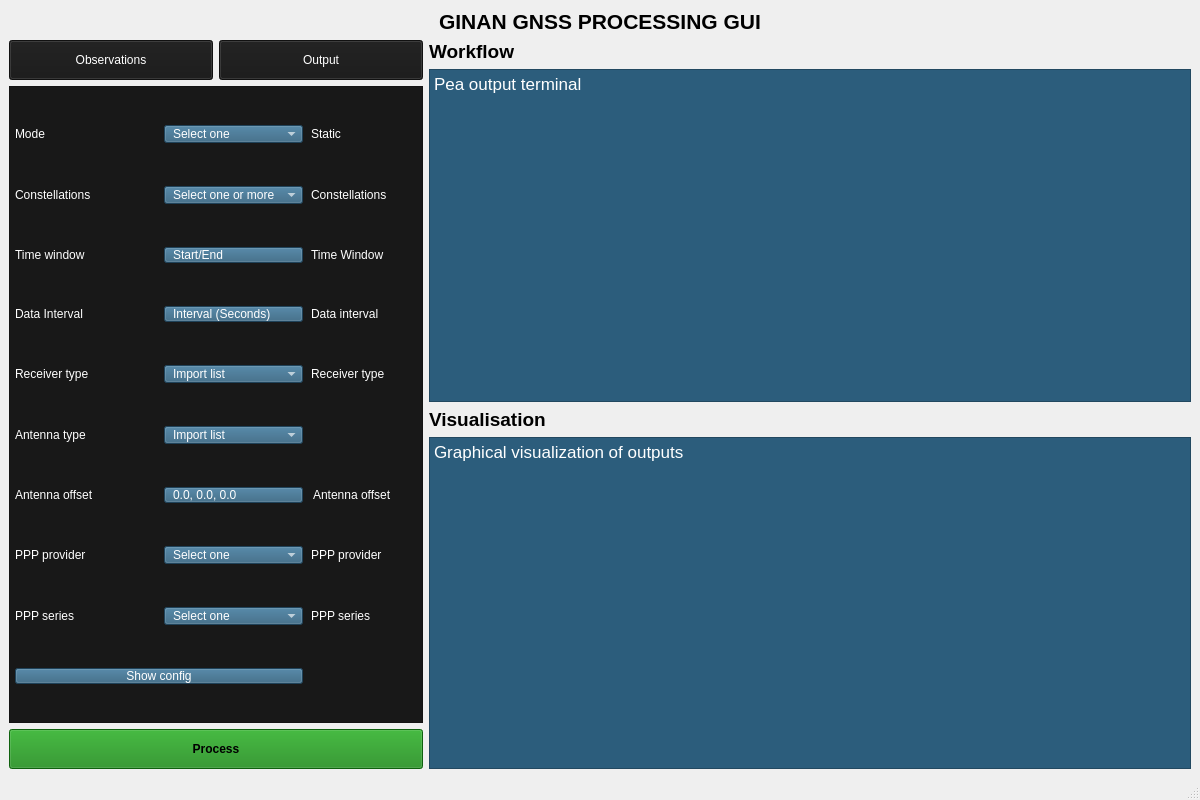
Old version of the form app/views/main_window.ui in the repository nocookie2/Ginan-UI.
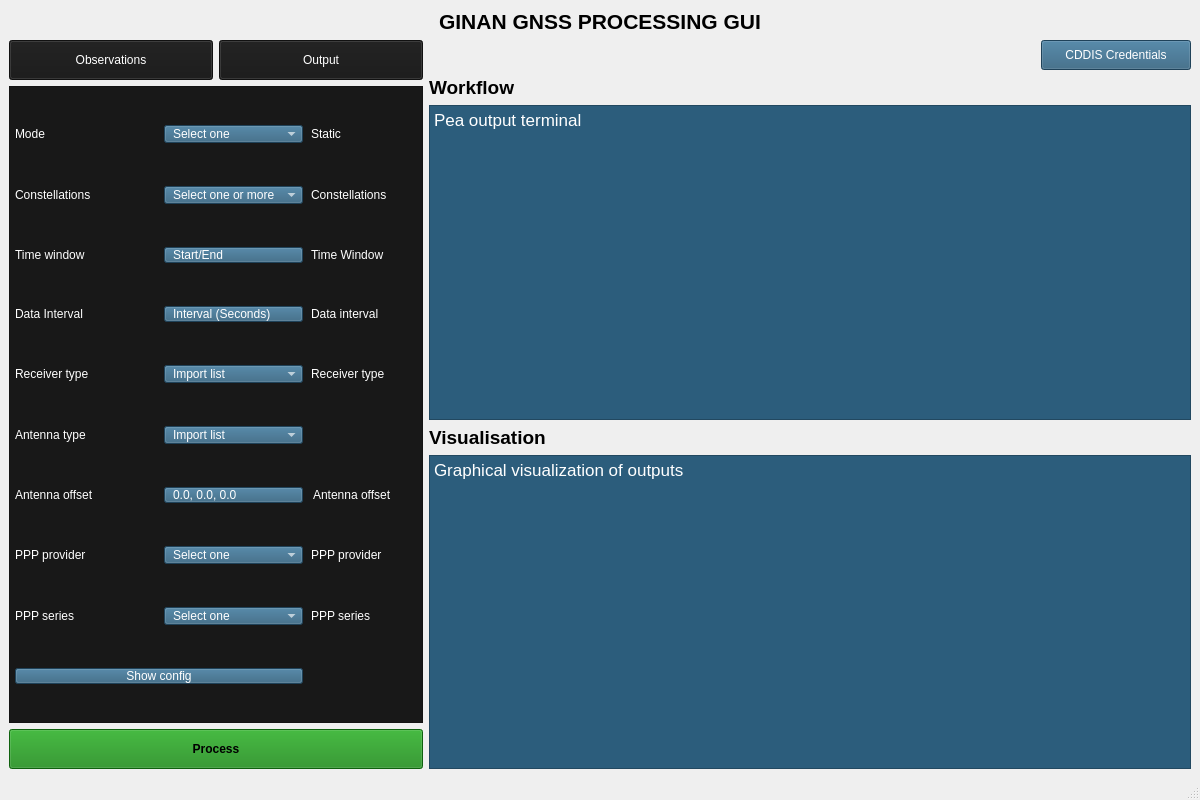
New version of the form.

Commit message: Add CDDIS credentials dialog with username/password input and save to .netrc

Diff of the .ui file:
```diff
--- a/app/views/main_window.ui
+++ b/app/views/main_window.ui
@@ -562,6 +562,45 @@
       </item>
       <item>
        <layout class="QVBoxLayout" name="rightLayout">
+        <item>
+        <layout class="QHBoxLayout" name="cddisCredentialsLayout">
+        <item>
+        <spacer name="horizontalSpacer">
+            <property name="orientation">
+            <enum>Qt::Horizontal</enum>
+            </property>
+            <property name="sizeHint" stdset="0">
+            <size>
+            <width>40</width>
+            <height>20</height>
+            </size>
+            </property>
+        </spacer>
+        </item>
+        <item>
+        <widget class="QPushButton" name="cddisCredentialsButton">
+            <property name="minimumSize">
+            <size>
+            <width>150</width>
+            <height>30</height>
+            </size>
+            </property>
+            <property name="styleSheet">
+            <string notr="true">QPushButton {
+            background-color: #2c5d7c;
+            color: white;
+            font: 12pt "Segoe UI";
+            padding: 4px 10px;
+            }</string>
+            </property>
+            <property name="text">
+            <string>CDDIS Credentials</string>
+            </property>
+        </widget>
+        </item>
+        </layout>
+        </item>
+      
         <item>
          <widget class="QLabel" name="workflowLabel">
           <property name="font">
```
The commit also changes 1 other file.
